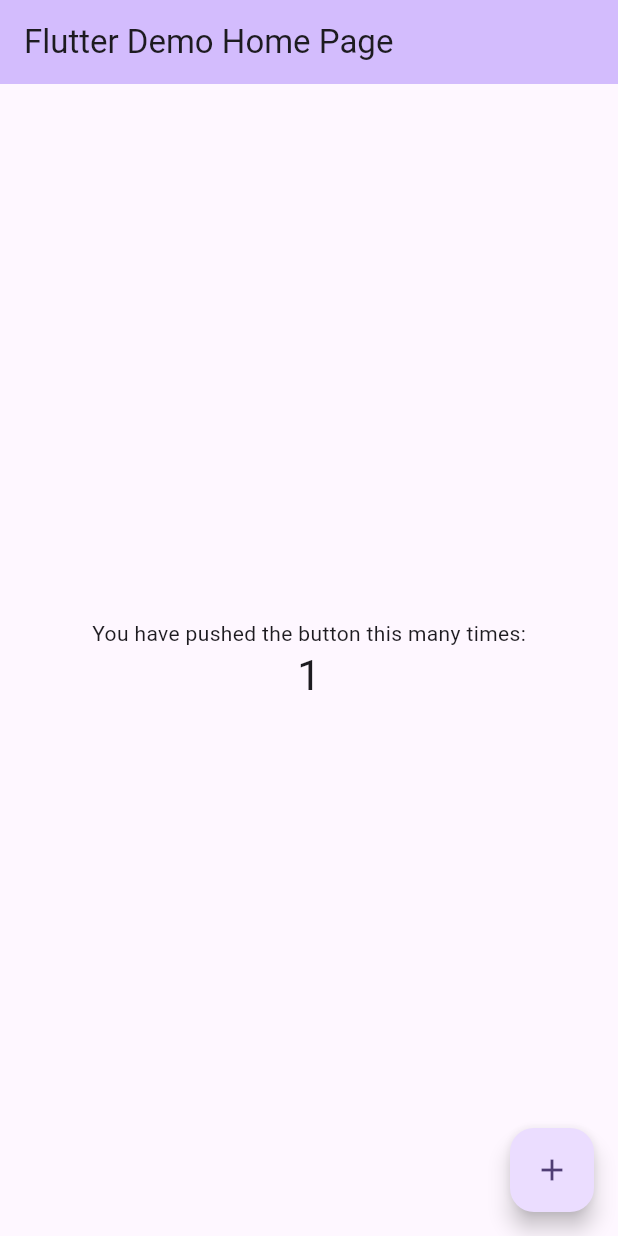
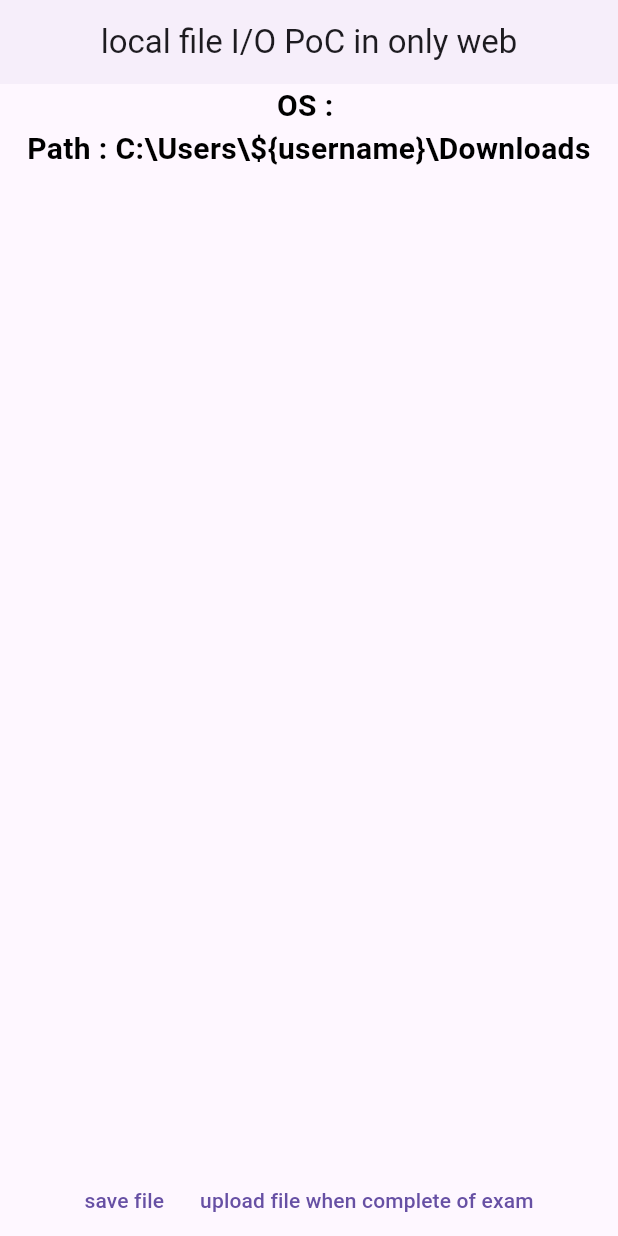
Before and after one commit to jwhan-dix/path_provider_poc, a Flutter app: the screen it shows after launch, on a phone screen of 412 x 824 dp. Run offline on Flutter 3.47's test engine with Material 3 defaults, Android fonts, the phone set to English and light mode, and no system bars; missing offline and left inert: dart:html.

Commit message:
[update] save button

```diff
--- a/analysis_options.yaml
+++ b/analysis_options.yaml
@@ -21,6 +21,7 @@ linter:
   # `// ignore_for_file: name_of_lint` syntax on the line or in the file
   # producing the lint.
   rules:
+    - require_trailing_commas
     # avoid_print: false  # Uncomment to disable the `avoid_print` rule
     # prefer_single_quotes: true  # Uncomment to enable the `prefer_single_quotes` rule
 
--- a/lib/main.dart
+++ b/lib/main.dart
@@ -1,125 +1,112 @@
+import 'dart:html' as html;
+
+import 'package:flutter/foundation.dart';
 import 'package:flutter/material.dart';
 
 void main() {
-  runApp(const MyApp());
+  runApp(const FilePickerApp());
 }
 
-class MyApp extends StatelessWidget {
-  const MyApp({super.key});
+class FilePickerApp extends StatefulWidget {
+  const FilePickerApp({super.key});
 
-  // This widget is the root of your application.
   @override
-  Widget build(BuildContext context) {
-    return MaterialApp(
-      title: 'Flutter Demo',
-      theme: ThemeData(
-        // This is the theme of your application.
-        //
-        // TRY THIS: Try running your application with "flutter run". You'll see
-        // the application has a purple toolbar. Then, without quitting the app,
-        // try changing the seedColor in the colorScheme below to Colors.green
-        // and then invoke "hot reload" (save your changes or press the "hot
-        // reload" button in a Flutter-supported IDE, or press "r" if you used
-        // the command line to start the app).
-        //
-        // Notice that the counter didn't reset back to zero; the application
-        // state is not lost during the reload. To reset the state, use hot
-        // restart instead.
-        //
-        // This works for code too, not just values: Most code changes can be
-        // tested with just a hot reload.
-        colorScheme: ColorScheme.fromSeed(seedColor: Colors.deepPurple),
-        useMaterial3: true,
-      ),
-      home: const MyHomePage(title: 'Flutter Demo Home Page'),
-    );
-  }
+  State<FilePickerApp> createState() => _FilePickerAppState();
 }
 
-class MyHomePage extends StatefulWidget {
-  const MyHomePage({super.key, required this.title});
-
-  // This widget is the home page of your application. It is stateful, meaning
-  // that it has a State object (defined below) that contains fields that affect
-  // how it looks.
-
-  // This class is the configuration for the state. It holds the values (in this
-  // case the title) provided by the parent (in this case the App widget) and
-  // used by the build method of the State. Fields in a Widget subclass are
-  // always marked "final".
-
-  final String title;
+class _FilePickerAppState extends State<FilePickerApp> {
+  String os = '';
+  String path = 'C:\\Users\\\${username}\\Downloads';
 
   @override
-  State<MyHomePage> createState() => _MyHomePageState();
-}
+  void initState() {
+    // TODO: implement initState
+    super.initState();
+    if (kIsWeb) {
+      os = 'web';
+    } else {
+      // os = Platform.operatingSystem;
+    }
+  }
 
-class _MyHomePageState extends State<MyHomePage> {
-  int _counter = 1;
-
-  void _incrementCounter() {
+  void setPath(String value) {
     setState(() {
-      // This call to setState tells the Flutter framework that something has
-      // changed in this State, which causes it to rerun the build method below
-      // so that the display can reflect the updated values. If we changed
-      // _counter without calling setState(), then the build method would not be
-      // called again, and so nothing would appear to happen.
-      _counter++;
+      path = value;
     });
   }
 
   @override
   Widget build(BuildContext context) {
-    // This method is rerun every time setState is called, for instance as done
-    // by the _incrementCounter method above.
-    //
-    // The Flutter framework has been optimized to make rerunning build methods
-    // fast, so that you can just rebuild anything that needs updating rather
-    // than having to individually change instances of widgets.
-    return Scaffold(
-      appBar: AppBar(
-        // TRY THIS: Try changing the color here to a specific color (to
-        // Colors.amber, perhaps?) and trigger a hot reload to see the AppBar
-        // change color while the other colors stay the same.
-        backgroundColor: Theme.of(context).colorScheme.inversePrimary,
-        // Here we take the value from the MyHomePage object that was created by
-        // the App.build method, and use it to set our appbar title.
-        title: Text(widget.title),
-      ),
-      body: Center(
-        // Center is a layout widget. It takes a single child and positions it
-        // in the middle of the parent.
-        child: Column(
-          // Column is also a layout widget. It takes a list of children and
-          // arranges them vertically. By default, it sizes itself to fit its
-          // children horizontally, and tries to be as tall as its parent.
-          //
-          // Column has various properties to control how it sizes itself and
-          // how it positions its children. Here we use mainAxisAlignment to
-          // center the children vertically; the main axis here is the vertical
-          // axis because Columns are vertical (the cross axis would be
-          // horizontal).
-          //
-          // TRY THIS: Invoke "debug painting" (choose the "Toggle Debug Paint"
-          // action in the IDE, or press "p" in the console), to see the
-          // wireframe for each widget.
-          mainAxisAlignment: MainAxisAlignment.center,
-          children: <Widget>[
-            const Text(
-              'You have pushed the button this many times:',
+    return MaterialApp(
+      home: SafeArea(
+        child: Scaffold(
+          appBar: AppBar(
+            elevation: 1,
+            title: const Center(
+              child: Text('local file I/O PoC in only web'),
             ),
-            Text(
-              '$_counter',
-              style: Theme.of(context).textTheme.headlineMedium,
-            ),
-          ],
+          ),
+          body: Column(
+            mainAxisAlignment: MainAxisAlignment.spaceBetween,
+            children: [
+              Column(
+                children: [
+                  Text(
+                    'OS : $os',
+                    style: const TextStyle(
+                      fontSize: 20,
+                      fontWeight: FontWeight.w600,
+                      color: Colors.black,
+                    ),
+                  ),
+                  Text(
+                    'Path : $path',
+                    textAlign: TextAlign.center,
+                    style: const TextStyle(
+                      fontSize: 20,
+                      fontWeight: FontWeight.w600,
+                      color: Colors.black,
+                    ),
+                  ),
+                ],
+              ),
+              Column(
+                children: [
+                  Row(
+                    mainAxisAlignment: MainAxisAlignment.center,
+                    children: [
+                      TextButton(
+                        onPressed: () {
+                          // local storage에 저장되어 있던 녹음 내용을 base64 형태로 변환
+                          // 문제가 끝난 후 다음 문제로 넘어갈 때 다운로드 진행
+                          // anchor 태그 click을 트리거 강제 실행
+
+                          final blob = html.Blob(['base64 string 형식의 녹음 파일 내용']);
+
+                          final url = html.Url.createObjectUrlFromBlob(blob);
+
+                          html.AnchorElement(href: url)
+                            ..setAttribute('download', 'example.txt')
+                            ..click();
+
+                          html.Url.revokeObjectUrl(url);
+
+                          // 시험을 제출할 때
+                        },
+                        child: const Text('save file'),
+                      ),
+                      TextButton(
+                        onPressed: () {},
+                        child: const Text('upload file when complete of exam'),
+                      ),
+                    ],
+                  ),
+                ],
+              ),
+            ],
+          ),
         ),
       ),
-      floatingActionButton: FloatingActionButton(
-        onPressed: _incrementCounter,
-        tooltip: 'Increment',
-        child: const Icon(Icons.add),
-      ), // This trailing comma makes auto-formatting nicer for build methods.
     );
   }
 }
```
Also changed, not shown: 1 other file.
